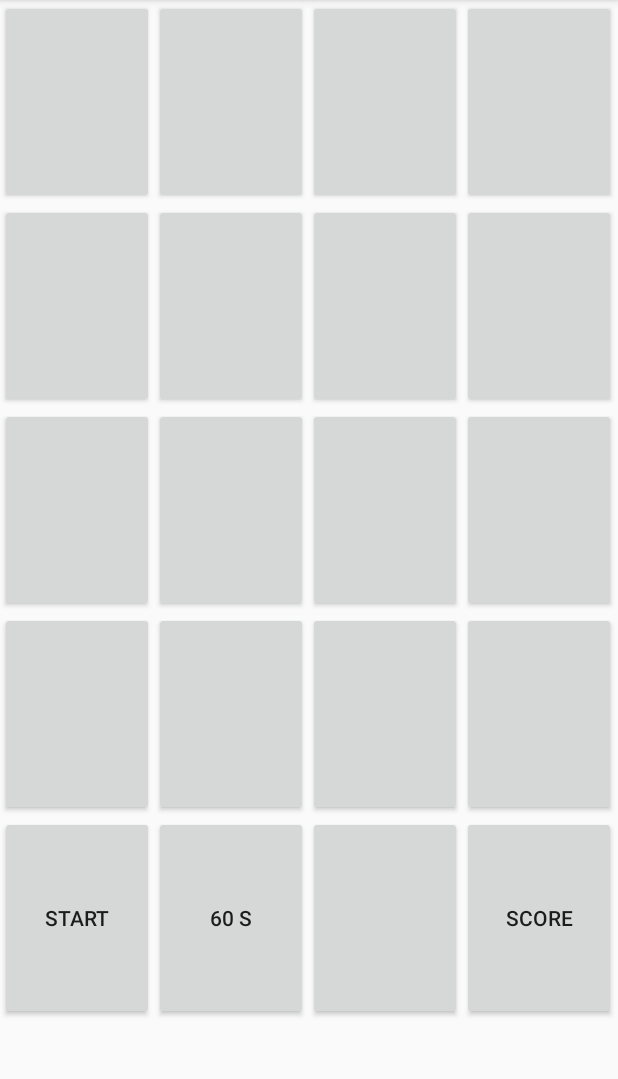
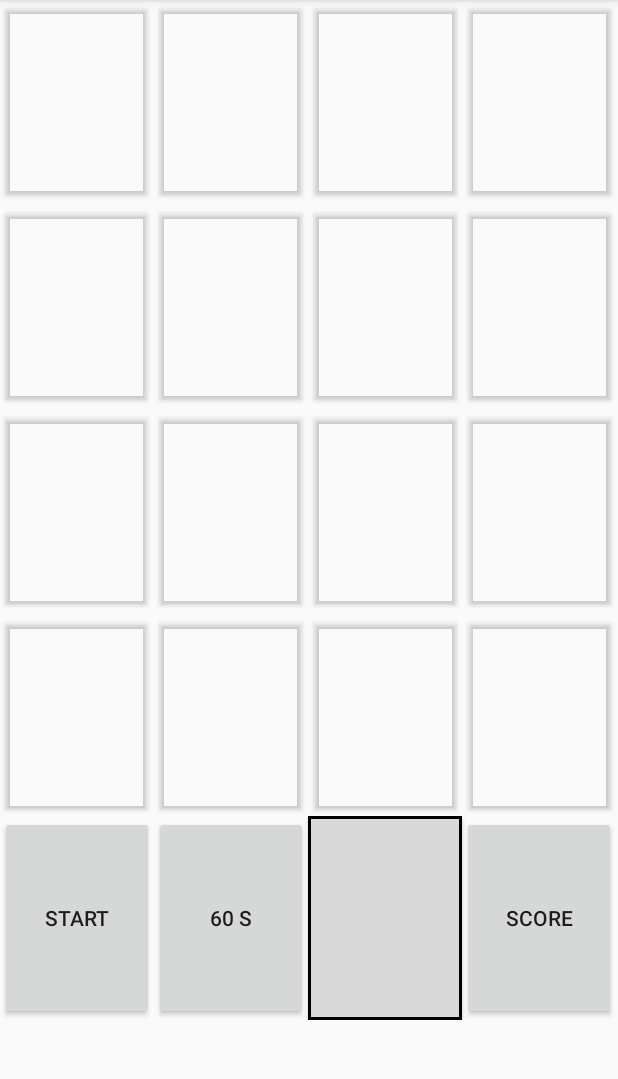
Before and after one commit to RomainLagrange/ColorRun, an Android app: the Main3Activity screen opened directly, with no data from a screen before it, on a phone screen of 412 x 824 dp, the part 84-1163 px from its top. Run offline under Robolectric (Android 15) with nearby library versions, the phone set to English and light mode, and no system bars.

Commit message:
bouton contour

```diff
--- /dev/null
+++ b/app/src/main/res/drawable/border.xml
@@ -0,0 +1,8 @@
+<shape xmlns:android="http://schemas.android.com/apk/res/android" android:shape="rectangle">
+   <stroke
+
+ android:width="2dp"
+ android:color="#000"/>
+
+  <solid android:color="#D9D9D9"/>
+</shape>
--- a/app/src/main/res/layout/activity_main3.xml
+++ b/app/src/main/res/layout/activity_main3.xml
@@ -21,25 +21,29 @@
             android:id="@+id/button1"
             android:layout_width="match_parent"
             android:layout_height="match_parent"
+            android:backgroundTint="#00FFFFFF"
             android:onClick="checkClick" />
 
         <Button
             android:id="@+id/button2"
             android:layout_width="match_parent"
             android:layout_height="match_parent"
-            android:onClick="checkClick"/>
+            android:backgroundTint="#00FFFFFF"
+            android:onClick="checkClick" />
 
         <Button
             android:id="@+id/button3"
             android:layout_width="match_parent"
             android:layout_height="match_parent"
-            android:onClick="checkClick"/>
+            android:backgroundTint="#00FFFFFF"
+            android:onClick="checkClick" />
 
         <Button
             android:id="@+id/button4"
             android:layout_width="match_parent"
             android:layout_height="match_parent"
-            android:onClick="checkClick"/>
+            android:backgroundTint="#00FFFFFF"
+            android:onClick="checkClick" />
     </TableRow>
 
     <TableRow android:layout_weight="1" >
@@ -48,25 +52,29 @@
             android:id="@+id/button5"
             android:layout_width="match_parent"
             android:layout_height="match_parent"
-            android:onClick="checkClick"/>
+            android:backgroundTint="#00FFFFFF"
+            android:onClick="checkClick" />
 
         <Button
             android:id="@+id/button6"
             android:layout_width="match_parent"
             android:layout_height="match_parent"
-            android:onClick="checkClick"/>
+            android:backgroundTint="#00FFFFFF"
+            android:onClick="checkClick" />
 
         <Button
             android:id="@+id/button7"
             android:layout_width="match_parent"
             android:layout_height="match_parent"
-            android:onClick="checkClick"/>
+            android:backgroundTint="#00FFFFFF"
+            android:onClick="checkClick" />
 
         <Button
             android:id="@+id/button8"
             android:layout_width="match_parent"
             android:layout_height="match_parent"
-            android:onClick="checkClick"/>
+            android:backgroundTint="#00FFFFFF"
+            android:onClick="checkClick" />
     </TableRow>
 
     <TableRow android:layout_weight="1" >
@@ -75,25 +83,29 @@
             android:id="@+id/button9"
             android:layout_width="match_parent"
             android:layout_height="match_parent"
-            android:onClick="checkClick"/>
+            android:backgroundTint="#00FFFFFF"
+            android:onClick="checkClick" />
 
         <Button
             android:id="@+id/button10"
             android:layout_width="match_parent"
             android:layout_height="match_parent"
-            android:onClick="checkClick"/>
+            android:backgroundTint="#00FFFFFF"
+            android:onClick="checkClick" />
 
         <Button
             android:id="@+id/button11"
             android:layout_width="match_parent"
             android:layout_height="match_parent"
-            android:onClick="checkClick"/>
+            android:backgroundTint="#00FFFFFF"
+            android:onClick="checkClick" />
 
         <Button
             android:id="@+id/button12"
             android:layout_width="match_parent"
             android:layout_height="match_parent"
-            android:onClick="checkClick"/>
+            android:backgroundTint="#00FFFFFF"
+            android:onClick="checkClick" />
     </TableRow>
 
     <TableRow android:layout_weight="1" >
@@ -102,25 +114,29 @@
             android:id="@+id/button13"
             android:layout_width="match_parent"
             android:layout_height="match_parent"
-            android:onClick="checkClick"/>
+            android:backgroundTint="#00FFFFFF"
+            android:onClick="checkClick" />
 
         <Button
             android:id="@+id/button14"
             android:layout_width="match_parent"
             android:layout_height="match_parent"
-            android:onClick="checkClick"/>
+            android:backgroundTint="#00FFFFFF"
+            android:onClick="checkClick" />
 
         <Button
             android:id="@+id/button15"
             android:layout_width="match_parent"
             android:layout_height="match_parent"
-            android:onClick="checkClick"/>
+            android:backgroundTint="#00FFFFFF"
+            android:onClick="checkClick" />
 
         <Button
             android:id="@+id/button16"
             android:layout_width="match_parent"
             android:layout_height="match_parent"
-            android:onClick="checkClick"/>
+            android:backgroundTint="#00FFFFFF"
+            android:onClick="checkClick" />
     </TableRow>
 
     <TableRow android:layout_weight="1" >
@@ -141,8 +157,11 @@
 
         <Button
             android:id="@+id/buttonReponse"
+            android:background="@drawable/border"
             android:layout_width="match_parent"
             android:layout_height="match_parent"
+            android:singleLine="false"
+            android:soundEffectsEnabled="false"
             android:text="" />
 
         <Button
```
